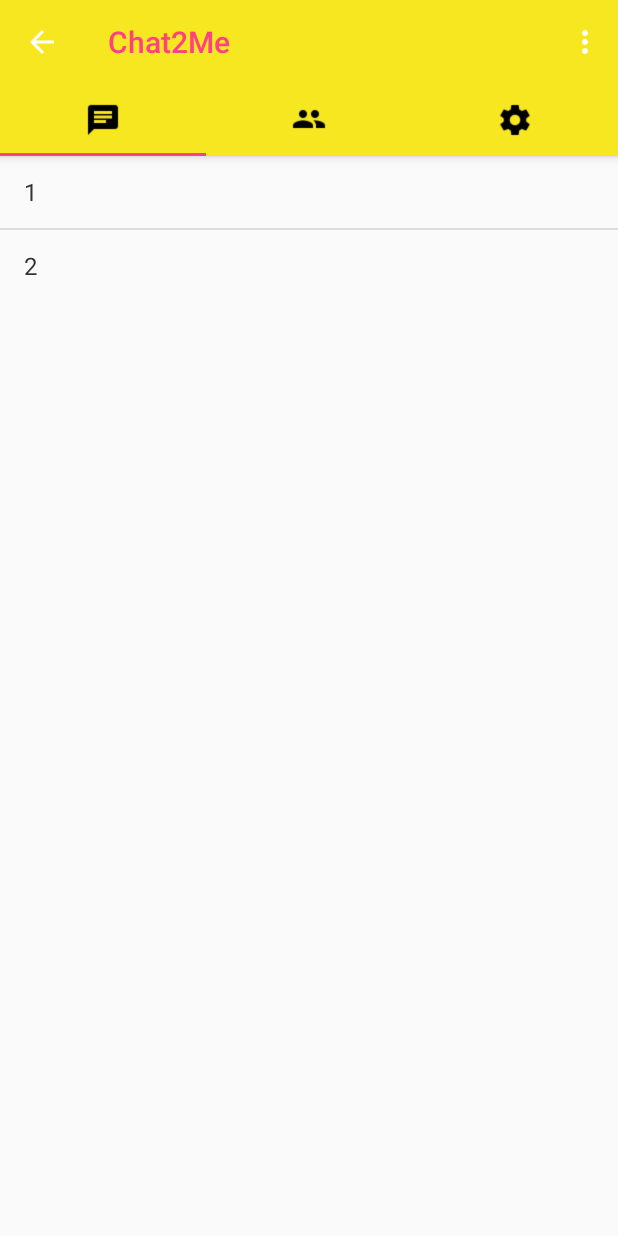
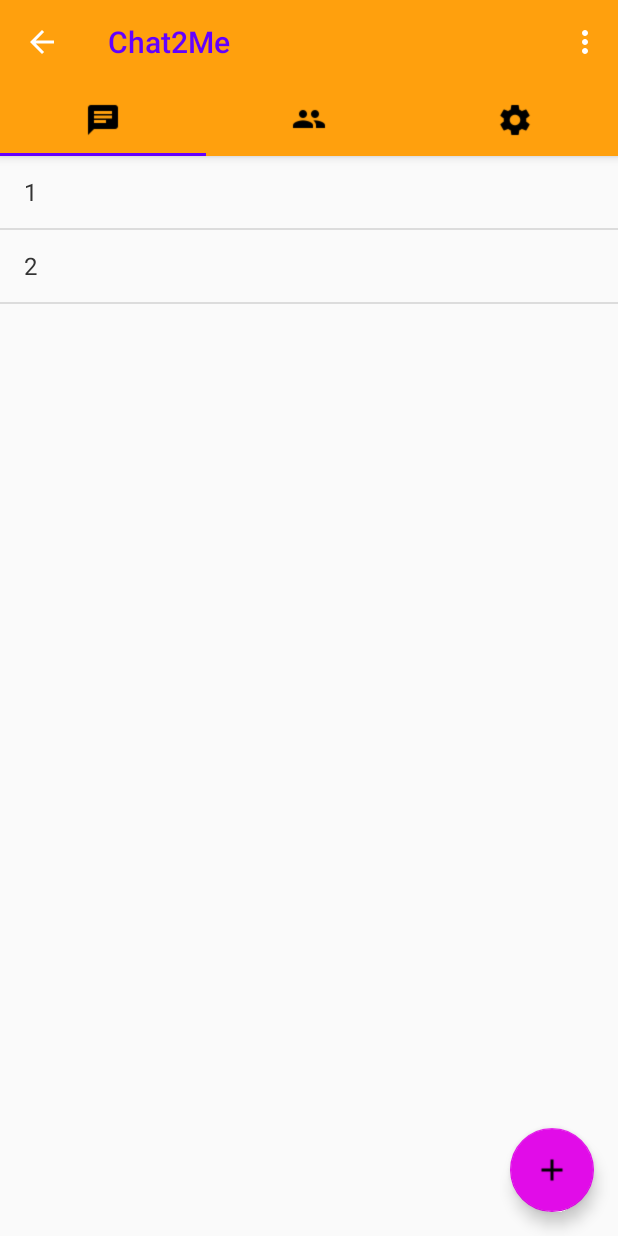
Before and after one commit to 7luck/chat2me-android, an Android app: the ChatRoomListFragment screen opened directly, with no data from a screen before it, on a phone screen of 412 x 824 dp. Run offline under Robolectric (Android 15) with nearby library versions, the phone set to English and light mode, and no system bars.

Commit message:
floating button added

```diff
--- a/app/src/main/res/layout/fragment_chatroom.xml
+++ b/app/src/main/res/layout/fragment_chatroom.xml
@@ -1,13 +1,27 @@
-<FrameLayout xmlns:android="http://schemas.android.com/apk/res/android"
-    xmlns:tools="http://schemas.android.com/tools"
+<android.support.design.widget.CoordinatorLayout
+    android:id="@+id/main_content"
+    xmlns:android="http://schemas.android.com/apk/res/android"
+    xmlns:app="http://schemas.android.com/apk/res-auto"
     android:layout_width="match_parent"
-    android:layout_height="match_parent"
-    tools:context=".fragment.ChatRoomListFragment">
+    android:layout_height="match_parent">
 
     <ListView
         android:id="@android:id/list"
         android:layout_width="match_parent"
-        android:layout_height="wrap_content" >
+        android:layout_height="match_parent" >
     </ListView>
+    <android.support.design.widget.FloatingActionButton
+        android:id="@+id/fab"
+        android:layout_width="wrap_content"
+        android:layout_height="wrap_content"
+        android:layout_marginBottom="72dp"
+        android:layout_marginRight="16dp"
+        app:layout_anchor="@android:id/list"
+        android:layout_gravity="bottom|right"
+        app:backgroundTint="@color/colorPrimaryDark"
+        android:src="@drawable/ic_add_black_24dp"
+        app:layout_anchorGravity="bottom|right|end"
+        android:clickable="true"/>
 
-</FrameLayout>
+
+</android.support.design.widget.CoordinatorLayout>
--- a/app/src/main/res/values/colors.xml
+++ b/app/src/main/res/values/colors.xml
@@ -1,6 +1,8 @@
 <?xml version="1.0" encoding="utf-8"?>
 <resources>
-    <color name="colorPrimary">#F7E720</color>
-    <color name="colorPrimaryDark">#ADFF2F</color>
-    <color name="colorAccent">#FF4081</color>
+    <color name="colorPrimary">#FFA00D</color>
+    <color name="colorPrimaryDark">#E10CE8</color>
+    <color name="colorAccent">#6300FF</color>
+    <color name="colorCustom4">#E8500C</color>
+    <color name="colorCustom5">#FF0000</color>
 </resources>
```
Also changed, not shown: app/src/main/res/drawable/ic_add_black_24dp.png (added).
